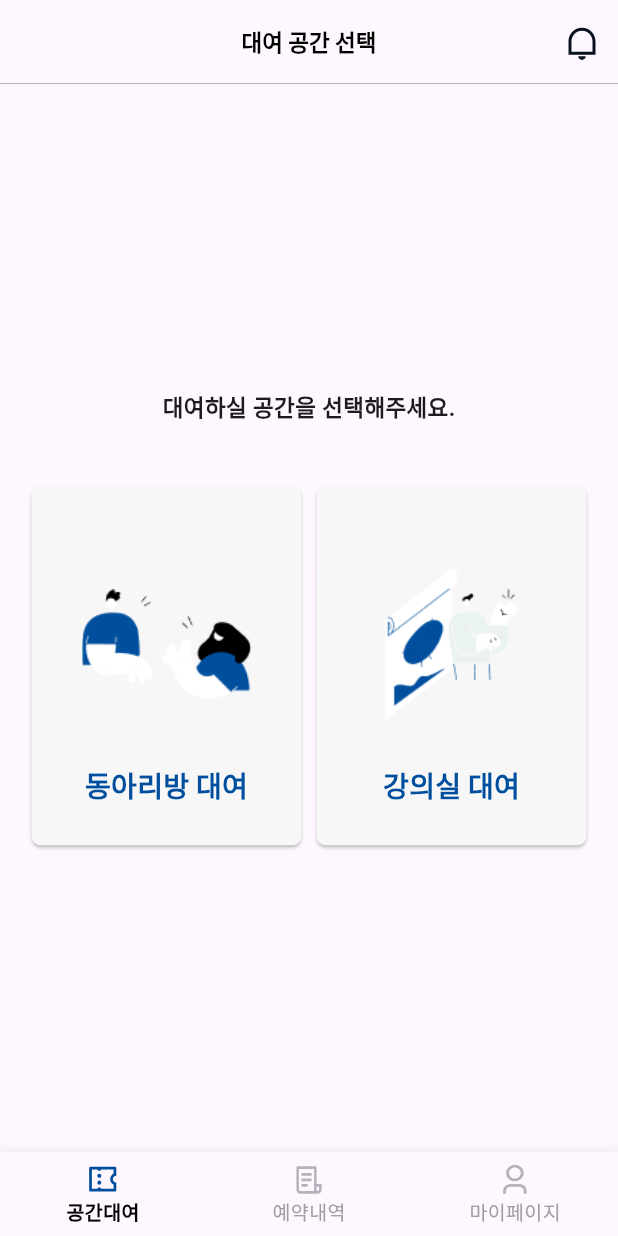
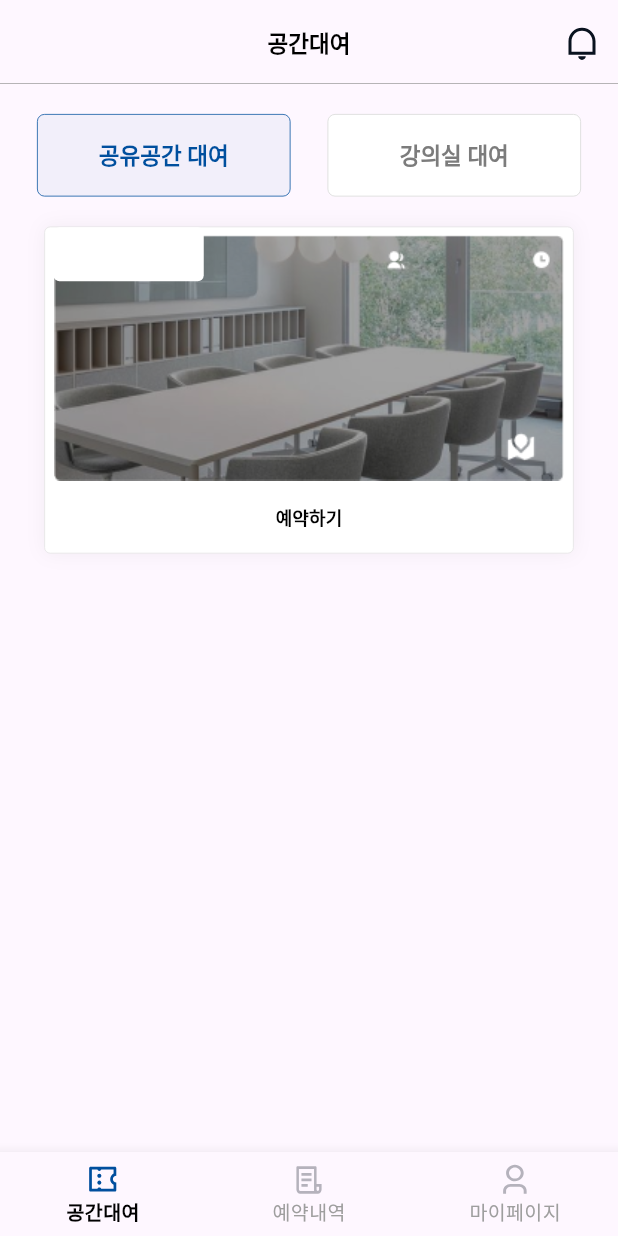
Before and after one commit to kookmin-sw/capstone-2024-2024-26, a Flutter app: the MainPage screen opened directly, on a phone screen of 412 x 824 dp. Run offline on Flutter 3.47's test engine with Material 3 defaults, Android fonts, the phone set to English and light mode, and no system bars; our stand-ins replace camera, dotted_line, email_validator, flutter_svg, image_picker, loading_animation_widget and 2 more; accounts and stored records are empty; Roboto replaces fonts that are missing (Inter); project files that could hold a hidden picture were left out.

Commit message:
feat: mainpage ux upgrade

```diff
--- a/frontend/lib/main.dart
+++ b/frontend/lib/main.dart
@@ -10,6 +10,7 @@ import 'package:frontend/myPage.dart';
 import 'package:frontend/lent_teamroom.dart';
 import 'package:frontend/lent_conference.dart';
 import 'return.dart';
+import 'select_reserve.dart';
 
 void main() {
   runApp(const MyApp());
@@ -84,7 +85,6 @@ class _SplashScreenState extends State<SplashScreen> {
   }
 }
 
-// 메인페이지 ( 대여공간 선택 창 )
 class MainPage extends StatefulWidget {
   const MainPage({super.key});
 
@@ -93,18 +93,20 @@ class MainPage extends StatefulWidget {
 }
 
 class _MainPageState extends State<MainPage> {
-  bool isloading = false;
+  final ExpansionTileController controller = ExpansionTileController();
+
+  String time = ''; //server
+  String people = ''; //server
+  String roomName = ''; //server
+  String roomCount = ''; // server
+  bool isLoading = false; // 추가: 로딩 상태를 나타내는 변수
 
   @override
   Widget build(BuildContext context) {
-    // 중간 바디부분
-    if (isloading) {
-      return const LoadingScreen();
-    } else {
     return Scaffold(
       appBar: AppBar(
         title: const Text(
-            '대여 공간 선택',
+          '공간대여',
           style: TextStyle(
             color: Colors.black,
             fontSize: 15,
@@ -117,18 +119,14 @@ class _MainPageState extends State<MainPage> {
         actions: [
           IconButton(
             onPressed: () {},
-                icon: SvgPicture.asset('assets/icons/notice_none.svg'))
+            icon: SvgPicture.asset('assets/icons/notice_none.svg'),
+          ),
         ],
         backgroundColor: Colors.transparent, // 상단바 배경색
         foregroundColor: Colors.black, //상단바 아이콘색
-
-          //shadowColor: Colors(), 상단바 그림자색
         bottomOpacity: 0.0,
         elevation: 0.0,
         scrolledUnderElevation: 0,
-
-          ///
-          // 그림자 없애는거 위에꺼랑 같이 쓰면 됨
         shape: const Border(
           bottom: BorderSide(
             color: Colors.grey,
@@ -136,106 +134,93 @@ class _MainPageState extends State<MainPage> {
           ),
         ),
       ),
-        body: Center(
+      body: SingleChildScrollView(
+        padding: const EdgeInsets.symmetric(vertical: 20),
+        child: Center(
           child: Column(
-            mainAxisAlignment: MainAxisAlignment.center,
             children: [
-              const Text(
-                '대여하실 공간을 선택해주세요.',
-                style: TextStyle(
-                  fontSize: 15,
-                  fontWeight: FontWeight.bold,
-                ),
-              ),
-              const SizedBox(height: 40),
               Row(
-                mainAxisAlignment: MainAxisAlignment.center,
+                mainAxisAlignment: MainAxisAlignment.spaceEvenly,
                 children: [
                   ElevatedButton(
+                    onPressed: () {
+                      // Add your logic here
+                    },
                     style: ElevatedButton.styleFrom(
-                      minimumSize: const Size(180, 240),
-                      backgroundColor: const Color(0xFFF7F7F7),
+                      textStyle: TextStyle(
+                        fontSize: 15, // Set the button text size
+                        fontWeight:
+                            FontWeight.bold, // Set the button text weight
+                        color: Color(0XFF004F9E),
+                      ),
                       shape: RoundedRectangleBorder(
-                        borderRadius: BorderRadius.circular(6.25),
+                        borderRadius: BorderRadius.circular(5),
+                        side: BorderSide(width: 0.50, color: Color(0xFF004F9E)),
                       ),
+                      minimumSize: Size(169, 55),
+                      backgroundColor: Color(0X0C004F9E),
+                      elevation: 0, // Set the elevation for the button shadow
+                      shadowColor: Colors.white.withOpacity(0.5),
                     ),
+                    child: Text('공유공간 대여',
+                        style: TextStyle(color: Color(0XFF004F9E))),
+                  ),
+                  ElevatedButton(
                     onPressed: () {
-                      Navigator.push(
-                        context,
-                        MaterialPageRoute(
-                            builder: (context) => const Lent_Teamroom()),
-                      );
+                      // Add your logic here
                     },
-                    child: Column(
-                      mainAxisAlignment: MainAxisAlignment.center,
-                      children: [
-                        const SizedBox(
-                          height: 30,
+                    style: ElevatedButton.styleFrom(
+                      textStyle: TextStyle(
+                        fontSize: 15, // Set the button text size
+                        fontWeight:
+                            FontWeight.bold, // Set the button text weight
+                        color: Color(0XFF004F9E),
                       ),
-                        Image.asset(
-                          'assets/lentgroup.png',
-                          width: 113,
-                          height: 101,
+                      shape: RoundedRectangleBorder(
+                        borderRadius: BorderRadius.circular(5),
+                        side: BorderSide(width: 0.50, color: Color(0xFFD6D6D6)),
                       ),
-                        const SizedBox(
-                          height: 30,
+                      minimumSize: Size(169, 55), // Set the button minimum size
+                      backgroundColor: Colors.white,
+                      elevation: 0, // Set the elevation for the button shadow
+                      shadowColor: Colors.white.withOpacity(
+                          0.5), // Set the color of the button shadow
                     ),
-                        const Text('동아리방 대여',
-                            style: TextStyle(
-                              fontSize: 18.75,
-                              color: Color(0xFF004f9e),
-                              fontFamily: 'Inter',
-                              fontWeight: FontWeight.w700,
-                            )),
+                    child: Text('강의실 대여',
+                        style: TextStyle(color: Color(0XFF7C7C7C))),
+                  ),
                 ],
               ),
+              SizedBox(height: 20),
+              Container(
+                width: 353,
+                decoration: ShapeDecoration(
+                  color: Colors.white,
+                  shape: RoundedRectangleBorder(
+                    side:
+                        const BorderSide(width: 0.50, color: Color(0xFFE3E3E3)),
+                    borderRadius: BorderRadius.circular(4),
                   ),
-                  const SizedBox(width: 10),
-                  ElevatedButton(
-                    style: ElevatedButton.styleFrom(
-                      minimumSize: const Size(180, 240),
-                      backgroundColor: const Color(0xFFF7F7F7),
-                      shape: RoundedRectangleBorder(
-                        borderRadius: BorderRadius.circular(6.25),
+                  shadows: const [
+                    BoxShadow(
+                      color: Color(0x0C000000),
+                      blurRadius: 10,
+                      offset: Offset(0, 0),
+                      spreadRadius: 0,
                     ),
+                  ],
                 ),
-                    onPressed: () {
-                      Navigator.push(
-                        context,
-                        MaterialPageRoute(
-                            builder: (context) => const Lent_Conference()),
-                      );
-                    },
-                    child: Column(
-                      mainAxisAlignment: MainAxisAlignment.center,
-                      children: [
-                        const SizedBox(
-                          height: 30,
-                        ),
-                        Image.asset(
-                          'assets/lentroom.png',
-                          width: 113,
-                          height: 101,
-                        ),
-                        const SizedBox(
-                          height: 30,
-                        ),
-                        const Text('강의실 대여',
-                            style: TextStyle(
-                              fontSize: 18.75,
-                              color: Color(0xFF004f9e),
-                              fontFamily: 'Inter',
-                              fontWeight: FontWeight.w700,
-                            )),
-                      ],
+                child: _CustomScrollViewWidget(
+                  time: time,
+                  people: people,
+                  roomName: roomName,
+                  isLoading: isLoading,
                 ),
               ),
             ],
           ),
-            ],
         ),
       ),
-
       // 하단 바
       bottomNavigationBar: BottomNavigationBar(
         currentIndex: 0, // Adjust the index according to your need
@@ -274,14 +259,172 @@ class _MainPageState extends State<MainPage> {
         ],
         selectedLabelStyle:
             const TextStyle(fontWeight: FontWeight.bold, fontSize: 13),
-
         selectedItemColor: Colors.black,
         unselectedLabelStyle:
             const TextStyle(fontSize: 13, fontWeight: FontWeight.w400),
         unselectedItemColor: Colors.grey,
       ),
     );
-      // 하단 바
   }
 }
+
+class _CustomScrollViewWidget extends StatelessWidget {
+  final String time;
+  final String people;
+  final String roomName;
+  final bool isLoading;
+
+  const _CustomScrollViewWidget({
+    Key? key,
+    required this.time,
+    required this.people,
+    required this.roomName,
+    required this.isLoading,
+  }) : super(key: key);
+
+  @override
+  Widget build(BuildContext context) {
+    return SingleChildScrollView(
+      child: Column(
+        children: [
+          Stack(
+            children: [
+              Padding(
+                padding: const EdgeInsets.only(top: 5),
+                child: Image.asset(
+                  'assets/images.png',
+                  width: 340.63,
+                  height: 164.03,
+                ),
+              ),
+              Positioned(
+                top: 0,
+                left: 0,
+                child: Container(
+                  width: 100.15,
+                  height: 36,
+                  decoration: ShapeDecoration(
+                    color: Colors.white,
+                    shape: RoundedRectangleBorder(
+                      borderRadius: BorderRadius.circular(4),
+                    ),
+                  ),
+                  child: TextButton(
+                    onPressed: null,
+                    child: Text(
+                      roomName,
+                      style: const TextStyle(
+                        color: Colors.black,
+                        fontSize: 15,
+                        fontFamily: 'Inter',
+                        fontWeight: FontWeight.bold,
+                      ),
+                    ),
+                  ),
+                ),
+              ),
+              Positioned(
+                bottom: 12,
+                right: 18,
+                child: GestureDetector(
+                  onTap: () {
+                    // 맵 버튼 눌렀을 때 이동할 화면
+                  },
+                  child: Row(
+                    children: [
+                      Image.asset(
+                        'assets/map.png',
+                        width: 22,
+                        height: 22,
+                      ),
+                    ],
+                  ),
+                ),
+              ),
+              Positioned(
+                top: 15,
+                right: 105,
+                child: GestureDetector(
+                  onTap: () {
+                    // 맵 버튼 눌렀을 때 이동할 화면
+                  },
+                  child: Row(
+                    children: [
+                      Image.asset(
+                        'assets/group-fill.png',
+                        width: 14,
+                        height: 14,
+                      ),
+                      Text(
+                        people,
+                        style: const TextStyle(
+                          color: Colors.white,
+                          fontSize: 10,
+                          fontFamily: 'Inter',
+                          fontWeight: FontWeight.bold,
+                        ),
+                      ),
+                    ],
+                  ),
+                ),
+              ),
+              Positioned(
+                top: 15,
+                right: 8,
+                child: GestureDetector(
+                  onTap: () {
+                    // 맵 버튼 눌렀을 때 이동할 화면
+                  },
+                  child: Row(
+                    children: [
+                      Image.asset(
+                        'assets/time-fill.png',
+                        width: 14,
+                        height: 14,
+                      ),
+                      Text(
+                        time,
+                        style: const TextStyle(
+                          color: Colors.white,
+                          fontSize: 10,
+                          fontFamily: 'Inter',
+                          fontWeight: FontWeight.bold,
+                        ),
+                      ),
+                    ],
+                  ),
+                ),
+              ),
+            ],
+          ),
+          ElevatedButton(
+            onPressed: () async {
+              Navigator.push(
+                context,
+                MaterialPageRoute(
+                  builder: (context) => const Select_reserve(),
+                ),
+              );
+            },
+            style: ElevatedButton.styleFrom(
+              backgroundColor: Colors.white,
+              minimumSize: const Size(340.75, 40),
+              shape: RoundedRectangleBorder(
+                borderRadius: BorderRadius.circular(3),
+              ),
+              elevation: 0, // Remove button shadow
+            ),
+            child: Text(
+              isLoading ? '로딩 중...' : '예약하기',
+              style: const TextStyle(
+                color: Colors.black,
+                fontSize: 12,
+                fontWeight: FontWeight.bold,
+              ),
+            ),
+          ),
+        ],
+      ),
+    );
   }
+}
```
Lines whose indentation alone changed are shown as unchanged.
